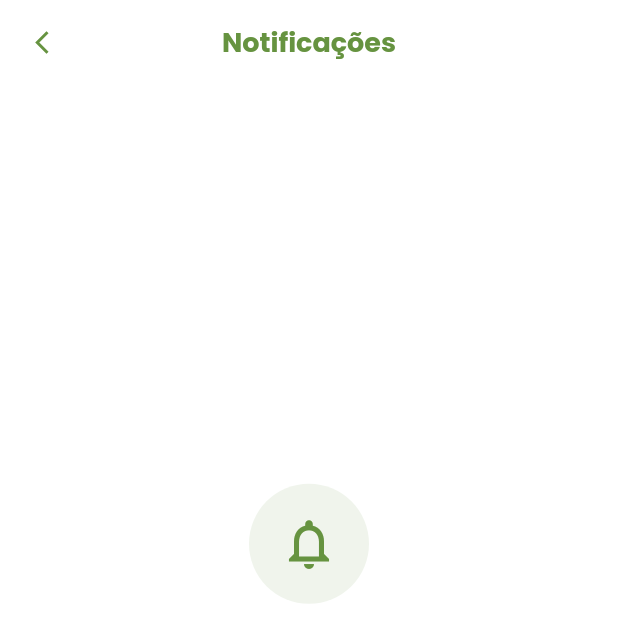
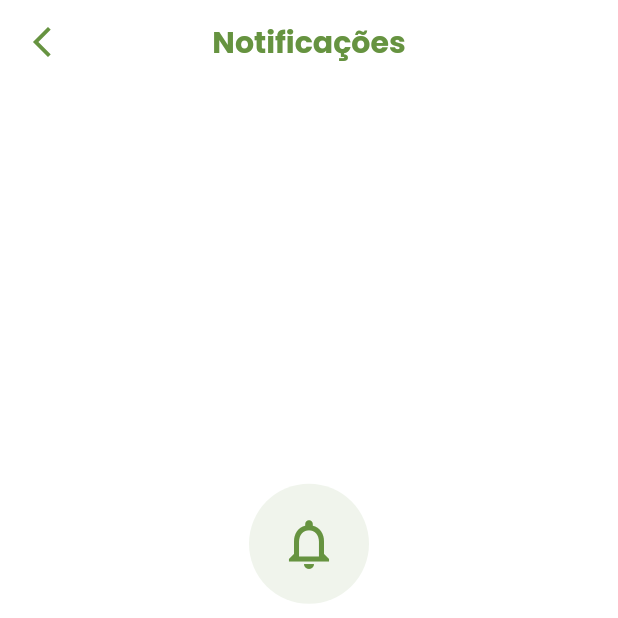
Before and after one commit to darkzinn11/parque, a Flutter app: the NotificationsScreen screen opened by its route, on a phone screen of 412 x 824 dp, the top half of it. Run offline on Flutter 3.47's test engine with Material 3 defaults, Android fonts, the phone set to English and light mode, and no system bars; our stand-ins replace cached_network_image, firebase_core, firebase_messaging, flutter_animate, flutter_secure_storage, flutter_svg and 7 more; accounts and stored records are empty.

Commit message:
fix: AppBar de notificações igual tela de Eventos
- Ícone arrow_back_ios_new sem size (padrão 24)
- Título fontSize 20 (era 18)

Co-Authored-By: Claude Sonnet 4.6 <noreply@anthropic.com>

```diff
--- a/lib/screens/notifications_screen.dart
+++ b/lib/screens/notifications_screen.dart
@@ -40,14 +40,14 @@ class _NotificationsScreenState extends State<NotificationsScreen> {
         elevation: 0,
         surfaceTintColor: Colors.transparent,
         leading: IconButton(
-          icon: const Icon(Icons.arrow_back_ios_new, color: _green, size: 18),
+          icon: const Icon(Icons.arrow_back_ios_new, color: _green),
           onPressed: () => Navigator.of(context).pop(),
         ),
         title: Text(
           'Notificações',
           style: GoogleFonts.poppins(
             color: _green,
-            fontSize: 18,
+            fontSize: 20,
             fontWeight: FontWeight.w700,
           ),
         ),
```
